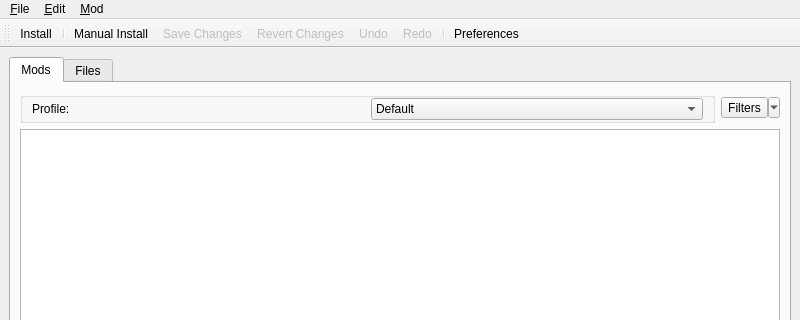
Qt form skymodman/interface/designer/ui/manager_window.ui (Kf4btg/SkyModMan) before a commit; both pictures show x 0 to 800 and y 0 to 320 of the 800 by 600 pixel window.
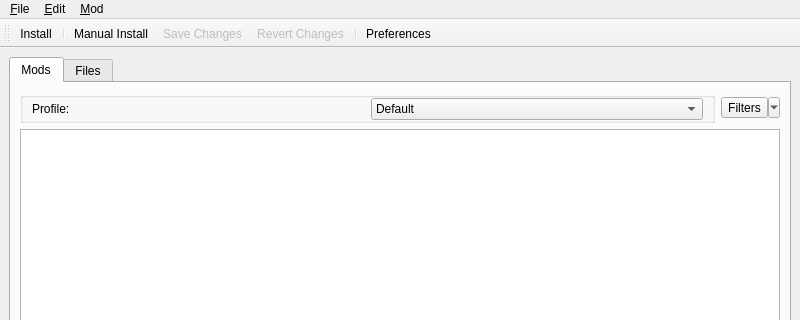
The same form after that commit. Icons and pictures are not drawn. Custom widgets are drawn as their Qt base class.

Commit message: Replace timedundo with QUndoStack

Diff of the .ui file:
```diff
--- a/skymodman/interface/designer/ui/manager_window.ui
+++ b/skymodman/interface/designer/ui/manager_window.ui
@@ -452,8 +452,6 @@
    <addaction name="action_manual_install"/>
    <addaction name="action_save_changes"/>
    <addaction name="action_revert_changes"/>
-   <addaction name="action_undo"/>
-   <addaction name="action_redo"/>
    <addaction name="separator"/>
    <addaction name="action_preferences"/>
   </widget>
```
Left out of the diff: 12 changed lines with no effect on the pictures. The commit also changes 6 other files.
